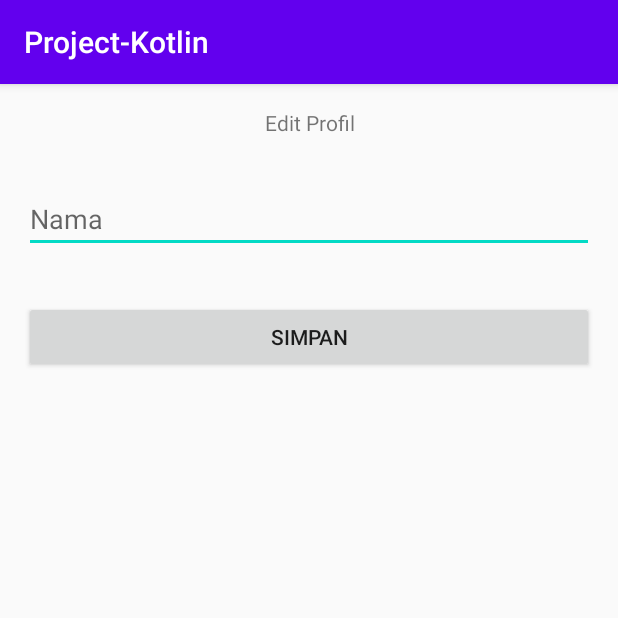
After one commit to tutikqomariah/project-kotlin, an Android app: the EditProfilActivity screen opened directly, with no data from a screen before it, on a phone screen of 412 x 824 dp, the top half of it. The commit adds this screen. Run offline under Robolectric (Android 15) with nearby library versions, the phone set to English and light mode, and no system bars.

Commit message:
Menambahakan Edit Profil Activity

```diff
--- a/app/src/main/AndroidManifest.xml
+++ b/app/src/main/AndroidManifest.xml
@@ -9,7 +9,8 @@
         android:roundIcon="@mipmap/ic_launcher_round"
         android:supportsRtl="true"
         android:theme="@style/AppTheme">
-        <activity android:name=".ProfilActivity"></activity>
+        <activity android:name=".EditProfilActivity"></activity>
+        <activity android:name=".ProfilActivity" />
         <activity android:name=".MainActivity">
             <intent-filter>
                 <action android:name="android.intent.action.MAIN" />
--- /dev/null
+++ b/app/src/main/java/com/tutik/project_kotlin/EditProfilActivity.kt
@@ -0,0 +1,36 @@
+package com.tutik.project_kotlin
+
+import android.app.Activity
+import android.content.Intent
+import androidx.appcompat.app.AppCompatActivity
+import android.os.Bundle
+import kotlinx.android.synthetic.main.activity_edit_profil.*
+
+class EditProfilActivity : AppCompatActivity() {
+    override fun onCreate(savedInstanceState: Bundle?) {
+        super.onCreate(savedInstanceState)
+        setContentView(R.layout.activity_edit_profil)
+    //menerima data yang dikirimkan dari ProfilActivity.kt
+        val intentData = intent.extras
+        val namaUser = intentData?.getString("nama")
+    //set edittext dengan data yang dikirimkan tadi
+        edtProfilName.setText(namaUser)
+    //memberikan action click ke tombol Simpan
+        btnEditSave.setOnClickListener { saveData() }
+    }
+    //mengirimkan kembali ke ProfilActivity.kt
+    private fun saveData(){
+
+        val namaEdit = edtProfilName.text.toString()
+        if (!namaEdit.isEmpty()) {
+    //jika editText namaEdit tidak kosong, maka kirimkan value nya ke ProfilActivity, dan beri tanda RESULT_OK
+            val result = Intent()
+            result.putExtra("nama", namaEdit)
+            setResult(Activity.RESULT_OK, result)
+        } else {
+    //jika editText namaEdit kosong, maka kirimkan tanda RESULT_CANCELED
+            setResult(Activity.RESULT_CANCELED)
+        }
+        finish()
+    }
+}
--- /dev/null
+++ b/app/src/main/res/layout/activity_edit_profil.xml
@@ -0,0 +1,26 @@
+<?xml version="1.0" encoding="utf-8"?>
+<LinearLayout xmlns:android="http://schemas.android.com/apk/res/android"
+    xmlns:tools="http://schemas.android.com/tools"
+    android:layout_width="match_parent"
+    android:layout_height="match_parent"
+    android:orientation="vertical"
+    tools:context=".EditProfilActivity">
+    <TextView
+        android:layout_width="match_parent"
+        android:layout_height="wrap_content"
+        android:layout_margin="16dp"
+        android:gravity="center_horizontal"
+        android:text="Edit Profil"/>
+    <EditText
+        android:id="@+id/edtProfilName"
+        android:layout_width="match_parent"
+        android:layout_height="wrap_content"
+        android:layout_margin="16dp"
+        android:hint="Nama"/>
+    <Button
+        android:id="@+id/btnEditSave"
+        android:layout_width="match_parent"
+        android:layout_height="wrap_content"
+        android:layout_margin="16dp"
+        android:text="SIMPAN"/>
+</LinearLayout>
```
Also changed, not shown: app/src/main/java/com/tutik/project_kotlin/MainActivity.kt (+47 -38 lines), app/src/main/java/com/tutik/project_kotlin/ProfilActivity.kt (+51 -2 lines).
